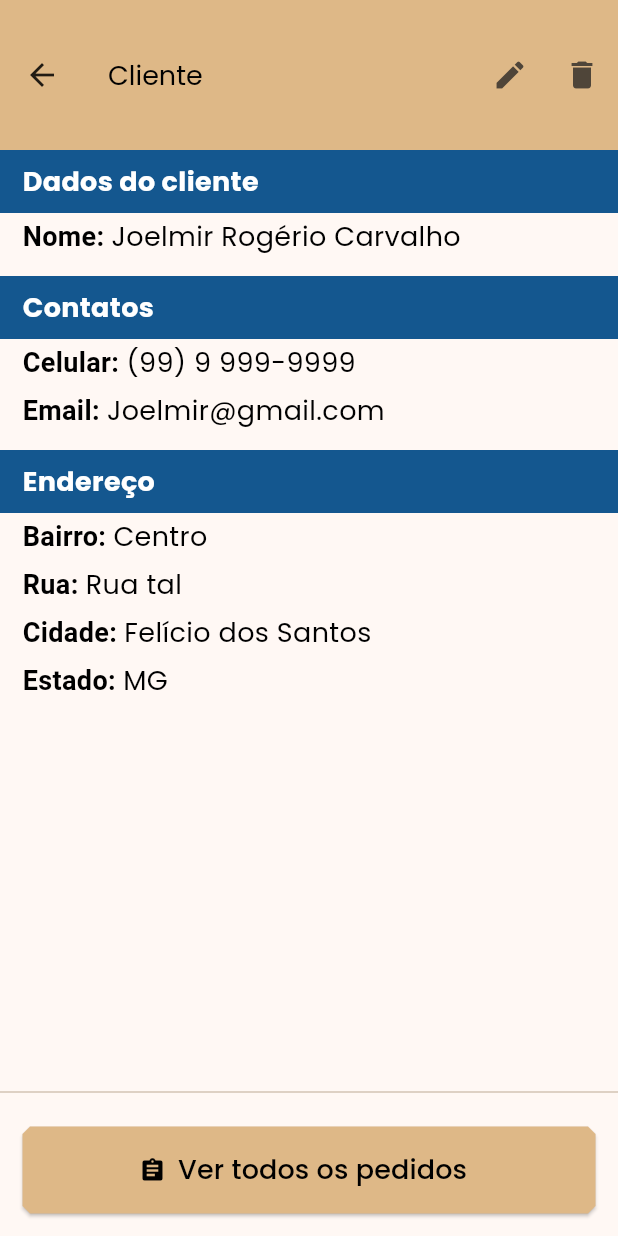
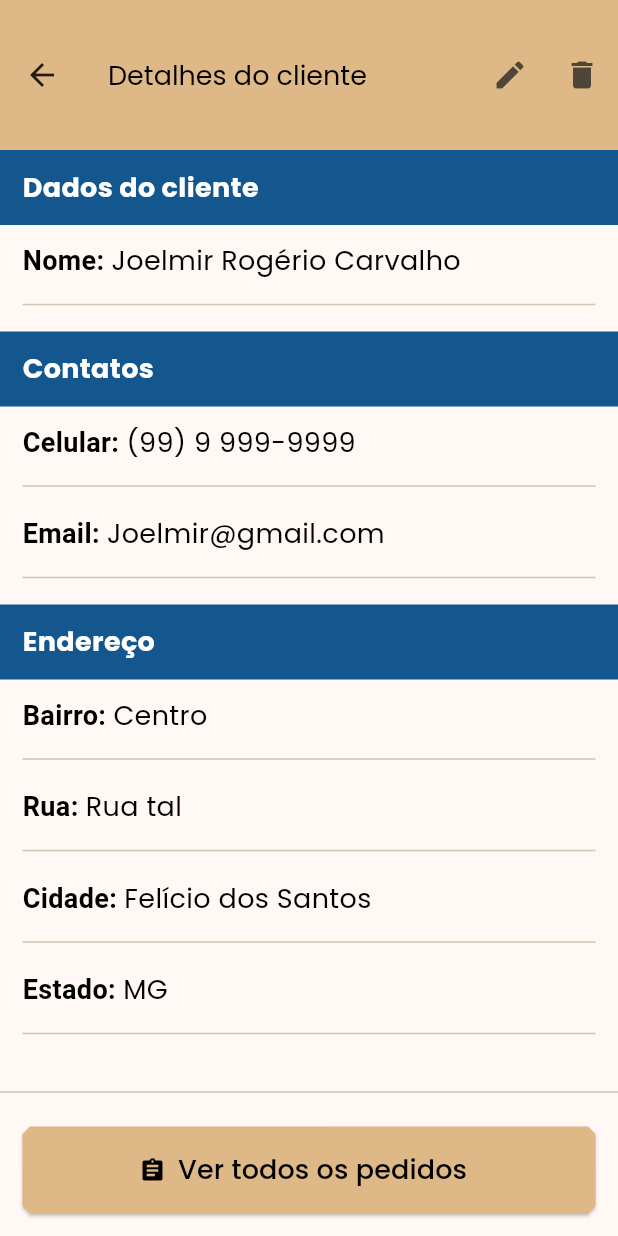
Before and after one commit to Jo-Analyst/js-budget, a Flutter app: the ClientDetailPage screen opened by its route, on a phone screen of 412 x 824 dp. Run offline on Flutter 3.47's test engine with Material 3 defaults, Android fonts, the phone set to English and light mode, and no system bars; our stand-ins replace animated_text_kit, flutter_masked_text2, font_awesome_flutter, mask_text_input_formatter, sqflite; accounts and stored records are empty.

Commit message:
Implementado a tela de detalhes do material

```diff
--- a/lib/main.dart
+++ b/lib/main.dart
@@ -5,6 +5,7 @@ import 'package:js_budget/src/pages/client/client_form_page.dart';
 import 'package:js_budget/src/pages/client/clients_list_page.dart';
 import 'package:js_budget/src/pages/home/budget_details/budget_details_page.dart';
 import 'package:js_budget/src/pages/material/furniture_materials_list_page.dart';
+import 'package:js_budget/src/pages/material/material_detail/material_details_page.dart';
 import 'package:js_budget/src/pages/material/material_form_page.dart';
 import 'package:js_budget/src/pages/splash/splash_page.dart';
 import 'package:js_budget/src/pages/summary/summary_page.dart';
@@ -34,6 +35,7 @@ class MyApp extends StatelessWidget {
         RouterPage.clientDetail: (_) => const ClientDetailPage(),
         RouterPage.material: (_) => const FurnitureMaterialsList(),
         RouterPage.materialForm: (_) => const MaterialFormPage(),
+        RouterPage.materialDetail: (_) => const MaterialDetailsPage(),
       },
     );
   }
--- a/lib/src/pages/client/client_detail_page.dart
+++ b/lib/src/pages/client/client_detail_page.dart
@@ -1,8 +1,8 @@
 import 'package:flutter/material.dart';
 import 'package:js_budget/src/models/address_model.dart';
 import 'package:js_budget/src/models/contact_model.dart';
-import 'package:js_budget/src/pages/client/widgets/form_details.dart';
-import 'package:js_budget/src/pages/client/widgets/info_client_widget.dart';
+import 'package:js_budget/src/pages/widgets/form_details.dart';
+import 'package:js_budget/src/pages/widgets/info_widget.dart';
 import 'package:js_budget/src/themes/light_theme.dart';
 
 class ClientDetailPage extends StatefulWidget {
@@ -27,7 +27,7 @@ class _ClientDetailPageState extends State<ClientDetailPage> {
   Widget build(BuildContext context) {
     return Scaffold(
       appBar: AppBar(
-        title: const Text('Cliente'),
+        title: const Text('Detalhes do cliente'),
         actions: [
           IconButton(
             tooltip: 'Editar',
@@ -57,7 +57,7 @@ class _ClientDetailPageState extends State<ClientDetailPage> {
                   const FormDetails(
                     title: 'Dados do cliente',
                     children: [
-                      InfoClientWidget(
+                      InfoWidget(
                         title: 'Nome',
                         text: 'Joelmir Rogério Carvalho',
                       ),
@@ -70,19 +70,21 @@ class _ClientDetailPageState extends State<ClientDetailPage> {
                     FormDetails(
                       title: 'Contatos',
                       children: [
-                        InfoClientWidget(
+                        InfoWidget(
                           title: 'Telefone',
                           text: contacts!.telePhone ?? '',
                           isNull: contacts!.telePhone == null,
+                          isEmpty: contacts!.telePhone?.isEmpty ?? false,
                         ),
-                        InfoClientWidget(
+                        InfoWidget(
                           title: 'Celular',
                           text: contacts!.cellPhone,
                         ),
-                        InfoClientWidget(
+                        InfoWidget(
                           title: 'Email',
                           text: contacts!.email ?? '',
                           isNull: contacts!.email == null,
+                          isEmpty: contacts!.email?.isEmpty ?? false,
                         ),
                       ],
                     ),
@@ -93,27 +95,27 @@ class _ClientDetailPageState extends State<ClientDetailPage> {
                     FormDetails(
                       title: 'Endereço',
                       children: [
-                        InfoClientWidget(
+                        InfoWidget(
                           title: 'Bairro',
                           text: address!.district,
                           isNull: address!.district.isEmpty,
                         ),
-                        InfoClientWidget(
+                        InfoWidget(
                           title: 'Rua',
                           text: address!.streetAddress,
                           isNull: address!.streetAddress.isEmpty,
                         ),
-                        InfoClientWidget(
+                        InfoWidget(
                           title: 'Número',
                           text: address!.numberAddress,
                           isNull: address!.numberAddress.isEmpty,
                         ),
-                        InfoClientWidget(
+                        InfoWidget(
                           title: 'Cidade',
                           text: address!.city,
                           isNull: address!.city.isEmpty,
                         ),
-                        InfoClientWidget(
+                        InfoWidget(
                           title: 'Estado',
                           text: address!.state,
                           isNull: address!.state.isEmpty,
--- a/lib/src/pages/client/client_form_page.dart
+++ b/lib/src/pages/client/client_form_page.dart
@@ -1,7 +1,7 @@
 import 'package:flutter/material.dart';
 import 'package:flutter/services.dart';
 import 'package:js_budget/src/pages/client/client_form_controller.dart';
-import 'package:js_budget/src/pages/client/widgets/form_details.dart';
+import 'package:js_budget/src/pages/widgets/form_details.dart';
 import 'package:js_budget/src/themes/light_theme.dart';
 import 'package:js_budget/src/utils/upper_case_text_formatter.dart';
 import 'package:mask_text_input_formatter/mask_text_input_formatter.dart';
--- a/lib/src/pages/client/widgets/info_client_widget.dart
+++ /dev/null
@@ -1,46 +0,0 @@
-// ignore_for_file: public_member_api_docs, sort_constructors_first
-import 'package:flutter/material.dart';
-
-import 'package:js_budget/src/themes/light_theme.dart';
-
-class InfoClientWidget extends StatelessWidget {
-  const InfoClientWidget({
-    Key? key,
-    required this.title,
-    required this.text,
-    this.isNull = false,
-  }) : super(key: key);
-
-  final String title;
-  final String text;
-  final bool isNull;
-
-  @override
-  Widget build(BuildContext context) {
-    return Visibility(
-      visible: !isNull,
-      child: Align(
-        alignment: Alignment.centerLeft,
-        child: Padding(
-          padding: const EdgeInsets.symmetric(vertical: 3),
-          child: Text.rich(
-            TextSpan(
-              children: [
-                TextSpan(
-                  text: '$title: ',
-                  style: const TextStyle(
-                    fontWeight: FontWeight.w700,
-                  ),
-                ),
-                TextSpan(
-                  text: text,
-                ),
-              ],
-              style: textStyleSmallDefault,
-            ),
-          ),
-        ),
-      ),
-    );
-  }
-}
--- a/lib/src/pages/client/widgets/form_details.dart
+++ b/lib/src/pages/widgets/form_details.dart
@@ -1,4 +1,3 @@
-// ignore_for_file: public_member_api_docs, sort_constructors_first
 import 'package:flutter/material.dart';
 
 import 'package:js_budget/src/themes/light_theme.dart';
@@ -19,7 +18,7 @@ class FormDetails extends StatelessWidget {
       children: [
         Container(
           padding: const EdgeInsets.symmetric(
-            vertical: 8,
+            vertical: 12,
             horizontal: 15,
           ),
           color: const Color.fromARGB(255, 20, 87, 143),
--- /dev/null
+++ b/lib/src/pages/widgets/info_widget.dart
@@ -0,0 +1,56 @@
+// ignore_for_file: public_member_api_docs, sort_constructors_first
+import 'package:flutter/material.dart';
+
+import 'package:js_budget/src/themes/light_theme.dart';
+
+class InfoWidget extends StatelessWidget {
+  const InfoWidget({
+    Key? key,
+    required this.title,
+    required this.text,
+    this.isNull = false,
+    this.isEmpty = false,
+  }) : super(key: key);
+
+  final String title;
+  final String text;
+  final bool isNull;
+  final bool isEmpty;
+
+  @override
+  Widget build(BuildContext context) {
+    return Visibility(
+      visible: !isNull && !isEmpty,
+      child: Column(
+        children: [
+          Padding(
+            padding: const EdgeInsets.symmetric(vertical: 8),
+            child: Align(
+              alignment: Alignment.centerLeft,
+              child: Container(
+                margin: const EdgeInsets.only(top: 3),
+                child: Text.rich(
+                  TextSpan(
+                    children: [
+                      TextSpan(
+                        text: '$title: ',
+                        style: const TextStyle(
+                          fontWeight: FontWeight.w700,
+                        ),
+                      ),
+                      TextSpan(
+                        text: text,
+                      ),
+                    ],
+                    style: textStyleSmallDefault,
+                  ),
+                ),
+              ),
+            ),
+          ),
+          const Divider()
+        ],
+      ),
+    );
+  }
+}
--- a/lib/src/routes/route.dart
+++ b/lib/src/routes/route.dart
@@ -8,4 +8,5 @@ class RouterPage {
   static const clientDetail = '/client-detail';
   static const material = '/material';
   static const materialForm = '/material-form';
+  static const materialDetail = '/material-detail';
 }
--- a/pubspec.yaml
+++ b/pubspec.yaml
@@ -45,6 +45,7 @@ dependencies:
   flutter_slidable: ^3.0.1
   permission_handler: ^11.3.0
   mask_text_input_formatter: ^2.9.0
+  flutter_masked_text2: ^0.9.1
 
 dev_dependencies:
   flutter_test:
```
Also changed, not shown: lib/src/models/material_model.dart (+5 -8 lines), lib/src/pages/material/furniture_materials_list_page.dart (+7 -7 lines), lib/src/pages/material/material_detail/material_details_page.dart (added, +84 -0 lines), lib/src/pages/material/material_form_controller.dart (added, +34 -0 lines), lib/src/pages/material/material_form_page.dart (+29 -10 lines), lib/src/models/material_model.g.dart, pubspec.lock.
